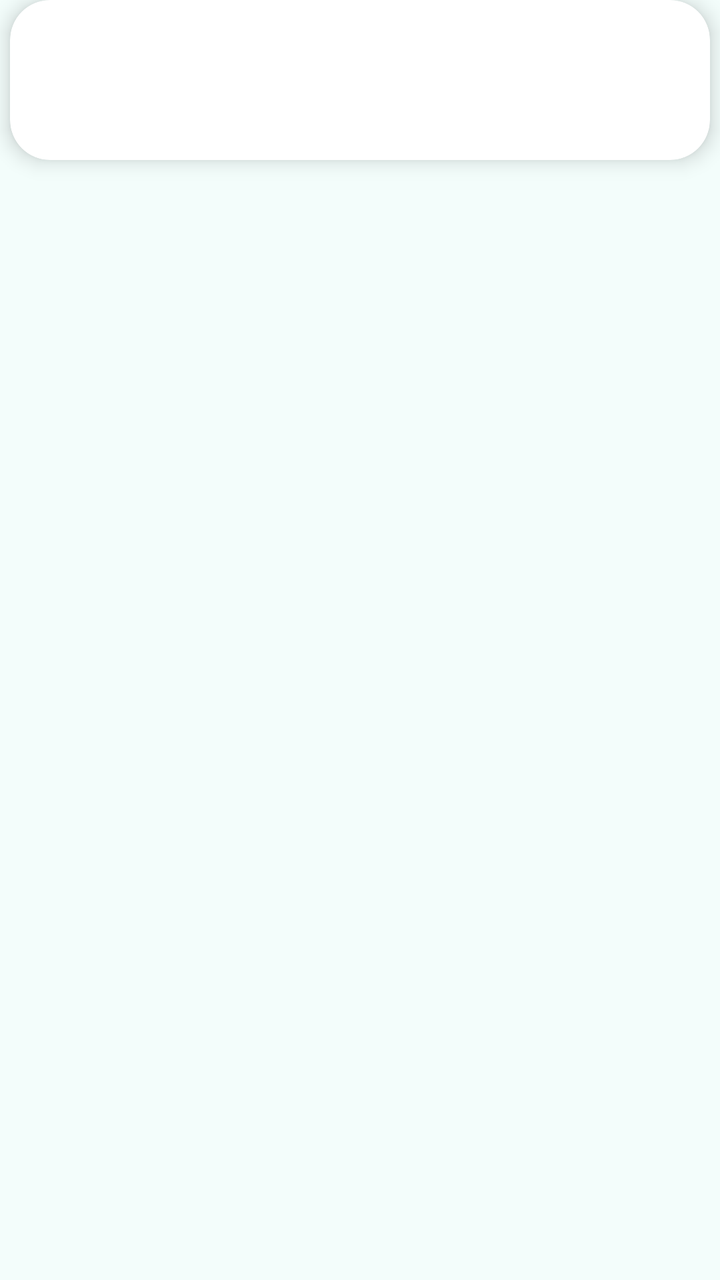
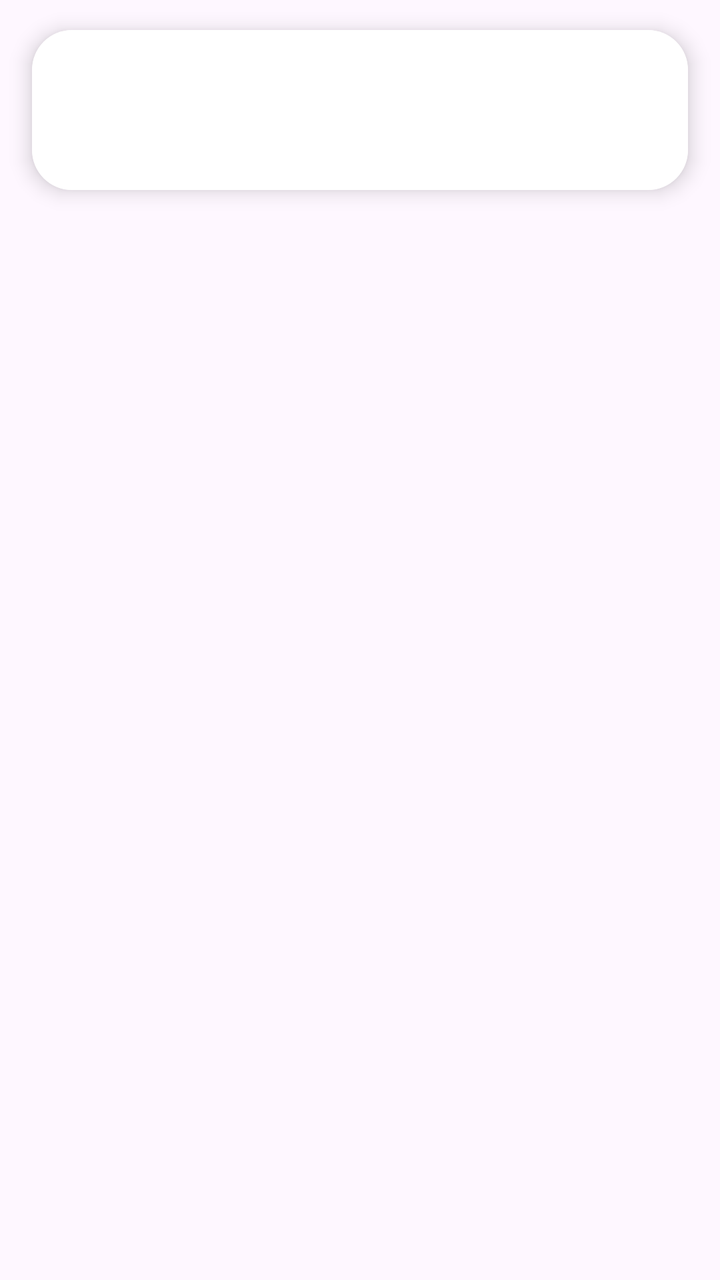

Two renders of the same Android screen: before a commit and after it. Below are the layout's source before the change and the commit's diff.
<!-- AndroidManifest.xml: application theme Theme.PricePeek -->
<!-- res/layout/activity_short_shop.xml -->
<?xml version="1.0" encoding="utf-8"?>
<androidx.constraintlayout.widget.ConstraintLayout xmlns:android="http://schemas.android.com/apk/res/android"
    xmlns:app="http://schemas.android.com/apk/res-auto"
    xmlns:tools="http://schemas.android.com/tools"
    android:id="@+id/main"
    android:layout_width="match_parent"
    android:layout_height="match_parent"
    android:background="#F3FDFB"
    tools:context=".ShortShop">

    <androidx.cardview.widget.CardView
        android:id="@+id/cardView"
        android:layout_width="350dp"
        android:layout_height="80dp"
        android:layout_marginHorizontal="16dp"
        app:cardCornerRadius="20dp"
        app:cardElevation="6dp"
        app:layout_constraintEnd_toEndOf="parent"
        app:layout_constraintStart_toStartOf="parent"
        app:layout_constraintTop_toTopOf="parent">

        <LinearLayout
            android:layout_width="match_parent"
            android:layout_height="match_parent"
            android:gravity="center_vertical"
            android:orientation="horizontal">

            <ImageView
                android:id="@+id/imgShop"
                android:layout_width="50dp"
                android:layout_height="50dp"
                android:layout_marginStart="12dp"
                android:scaleType="centerCrop" />

            <LinearLayout
                android:layout_width="0dp"
                android:layout_height="wrap_content"
                android:layout_weight="1"
                android:orientation="vertical"
                android:layout_marginStart="12dp">

                <TextView
                    android:id="@+id/ShopName"
                    android:layout_width="wrap_content"
                    android:layout_height="wrap_content"
                    android:textSize="18sp"
                    android:textStyle="bold" />

                <TextView
                    android:id="@+id/Price"
                    android:layout_width="wrap_content"
                    android:layout_height="wrap_content"
                    android:layout_marginTop="4dp"
                    android:textSize="14sp" />

            </LinearLayout>

        </LinearLayout>

    </androidx.cardview.widget.CardView>

</androidx.constraintlayout.widget.ConstraintLayout>
<!-- resources referenced by this layout -->
<resources>
  <style name="Theme.PricePeek" parent="Base.Theme.PricePeek" />
  <style name="Base.Theme.PricePeek" parent="Theme.Material3.DayNight.NoActionBar">
          
          
      </style>
</resources>

<!-- the commit's change to res/layout/activity_short_shop.xml (unified diff, before → after) -->
@@ -4,17 +4,17 @@
     xmlns:tools="http://schemas.android.com/tools"
     android:id="@+id/main"
     android:layout_width="match_parent"
-    android:layout_height="match_parent"
-    android:background="#F3FDFB"
+    android:layout_height="wrap_content"
     tools:context=".ShortShop">
 
     <androidx.cardview.widget.CardView
         android:id="@+id/cardView"
-        android:layout_width="350dp"
+        android:layout_width="match_parent"
         android:layout_height="80dp"
         android:layout_marginHorizontal="16dp"
         app:cardCornerRadius="20dp"
         app:cardElevation="6dp"
+        android:layout_marginTop="15dp"
         app:layout_constraintEnd_toEndOf="parent"
         app:layout_constraintStart_toStartOf="parent"
         app:layout_constraintTop_toTopOf="parent">
@@ -23,7 +23,9 @@
             android:layout_width="match_parent"
             android:layout_height="match_parent"
             android:gravity="center_vertical"
-            android:orientation="horizontal">
+            android:orientation="horizontal"
+            android:background="@color/white"
+            >
 
             <ImageView
                 android:id="@+id/imgShop"
<!-- resource entries referenced after the edit -->
@@ -1,5 +1,6 @@
 <!-- resources referenced by this layout -->
 <resources>
+  <color name="white">#FFFFFFFF</color>
   <style name="Theme.PricePeek" parent="Base.Theme.PricePeek" />
   <style name="Base.Theme.PricePeek" parent="Theme.Material3.DayNight.NoActionBar">
           
